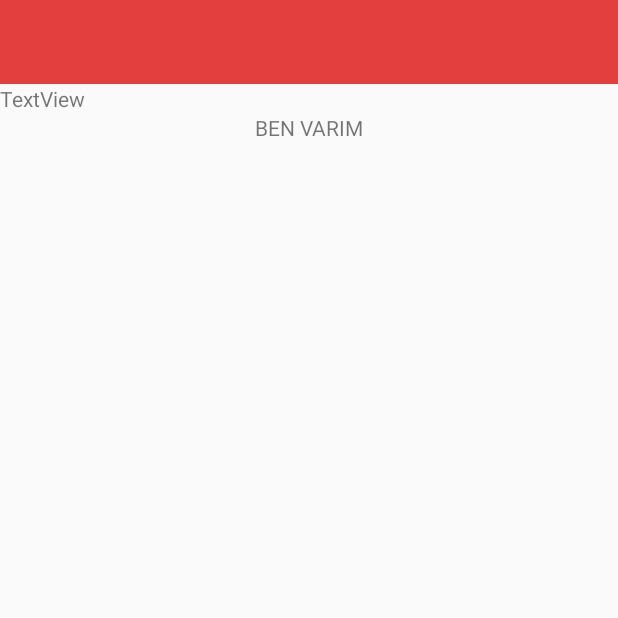
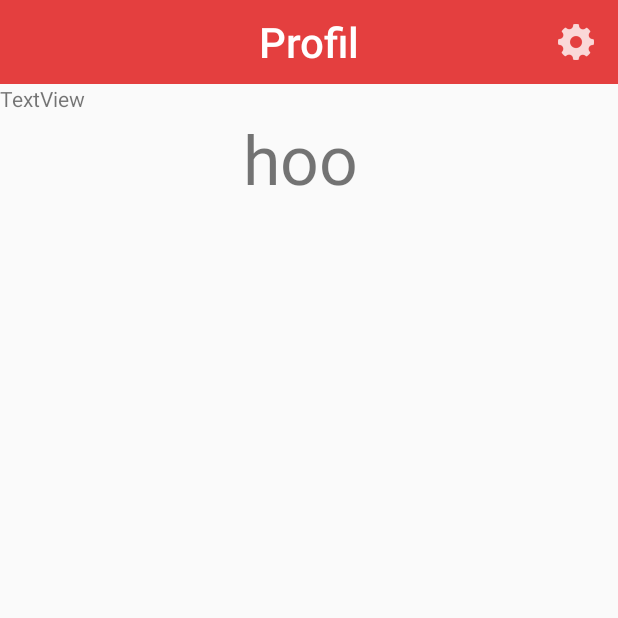
Before and after one commit to abcdrk/carsi, an Android app: the ProfileActivity screen opened directly, with no data from a screen before it, on a phone screen of 412 x 824 dp, the top half of it. Run offline under Robolectric (Android 15) with nearby library versions, the phone set to English and light mode, and no system bars.

```diff
--- a/app/src/main/java/com/example/dilrubareyyan/carsi/LoginActivity.java
+++ b/app/src/main/java/com/example/dilrubareyyan/carsi/LoginActivity.java
@@ -17,6 +17,7 @@ import android.widget.TextView;
  */
 
 public class LoginActivity extends Activity{
+
     Button btnLogin;
     Button btnCreateAccount;
     EditText etUserName;
@@ -29,6 +30,7 @@ public class LoginActivity extends Activity{
     protected void onCreate(Bundle savedInstanceState) {
         super.onCreate(savedInstanceState);
         setContentView(R.layout.login);
+
         etUserName = findViewById(R.id.etUserNamex);
         etPassword = findViewById(R.id.etPasswordx);
         ivDeal = findViewById(R.id.ivDealx);
--- a/app/src/main/java/com/example/dilrubareyyan/carsi/ProfileActivity.java
+++ b/app/src/main/java/com/example/dilrubareyyan/carsi/ProfileActivity.java
@@ -1,18 +1,37 @@
 package com.example.dilrubareyyan.carsi;
 
-import android.app.Activity;
 import android.os.Bundle;
 import android.support.v7.app.AppCompatActivity;
 import android.support.v7.widget.Toolbar;
-
-/**
- * Created by dilrubareyyan on 15/08/17.
- */
+import android.view.Menu;
+import android.widget.TextView;
 
 public class ProfileActivity extends AppCompatActivity {
     @Override
     protected void onCreate(Bundle savedInstanceState) {
         super.onCreate(savedInstanceState);
         setContentView(R.layout.profile);
+
+        // Find the toolbar view inside the activity layout
+        Toolbar toolbar = (Toolbar) findViewById(R.id.toolbar);
+
+        // Sets the Toolbar to act as the ActionBar for this Activity window.
+        // Make sure the toolbar exists in the activity and is not null
+        setSupportActionBar(toolbar);
+
+        // Remove default title text
+        getSupportActionBar().setDisplayShowTitleEnabled(false);
+        // Get access to the custom title view
+        TextView mTitle = (TextView) toolbar.findViewById(R.id.toolbar_title);
+
+        mTitle.setText(R.string.profile);
+    }
+
+    // Menu icons are inflated just as they were with actionbar
+    @Override
+    public boolean onCreateOptionsMenu(Menu menu) {
+        // Inflate the menu; this adds items to the action bar if it is present.
+        getMenuInflater().inflate(R.menu.menu_profile, menu);
+        return true;
     }
 }
--- a/app/src/main/res/layout/profile.xml
+++ b/app/src/main/res/layout/profile.xml
@@ -8,11 +8,25 @@
 
     <android.support.v7.widget.Toolbar
         android:id="@+id/toolbar"
+        android:layout_alignParentTop="true"
         android:layout_width="match_parent"
         android:layout_height="wrap_content"
         android:background="?attr/colorPrimary"
         android:minHeight="?attr/actionBarSize"
-        app:titleTextColor="@android:color/white"></android.support.v7.widget.Toolbar>
+        app:titleTextColor="@android:color/white">
+
+        <TextView
+            android:id="@+id/toolbar_title"
+            android:layout_width="wrap_content"
+            android:layout_height="wrap_content"
+            android:text="@string/profile"
+            android:textSize="28sp"
+            android:textColor="@android:color/white"
+            style="@style/TextAppearance.AppCompat.Widget.ActionBar.Title"
+            android:layout_gravity="center"
+            />
+
+    </android.support.v7.widget.Toolbar>
 
     <TextView
         android:id="@+id/textView2"
@@ -24,7 +38,9 @@
         android:layout_width="match_parent"
         android:layout_height="wrap_content"
         android:gravity="center"
-        android:text="BEN VARIM"
+        android:textSize="45sp"
+        android:text="hoo
+"
         />
 
 </LinearLayout>
--- a/app/src/main/res/layout/sign_up.xml
+++ b/app/src/main/res/layout/sign_up.xml
@@ -150,6 +150,7 @@
 
 
     <Button
+        android:id="@+id/btnCreateAccountDonex"
         android:text="@string/create_account"
         android:layout_width="match_parent"
         android:layout_height="wrap_content"
--- /dev/null
+++ b/app/src/main/res/menu/menu_profile.xml
@@ -0,0 +1,11 @@
+<menu xmlns:android="http://schemas.android.com/apk/res/android"
+    xmlns:app="http://schemas.android.com/apk/res-auto">
+
+    <item
+        android:id="@+id/miFav"
+        android:icon="@drawable/ic_action_settings"
+        app:showAsAction="ifRoom"
+        android:title="Compose">
+    </item>
+
+</menu>
--- a/app/src/main/res/values/strings.xml
+++ b/app/src/main/res/values/strings.xml
@@ -27,6 +27,8 @@
     <string name="urun">Ürün</string>
     <string name="nakliye">Nakliye</string>
     <string name="depo">Depo</string>
+    <string name="profile">Profil</string>
+
 
 
     <string name="header_eleman">Eleman / İş </string>
@@ -49,8 +51,4 @@
 
 
 
-
-
-
-
 </resources>
```
Also changed, not shown: app/src/main/AndroidManifest.xml (+4 -4 lines), app/src/main/java/com/example/dilrubareyyan/carsi/MainPageActivity.java (+28 -0 lines), app/src/main/java/com/example/dilrubareyyan/carsi/SignUp.java (+19 -0 lines), app/src/main/java/com/example/dilrubareyyan/carsi/SubjectLocationActivity.java (+28 -0 lines), app/src/main/res/drawable-hdpi/ic_action_settings.png (added), app/src/main/res/drawable-mdpi/ic_action_settings.png (added), app/src/main/res/drawable-xhdpi/ic_action_settings.png (added), app/src/main/res/drawable-xxhdpi/ic_action_settings.png (added).
